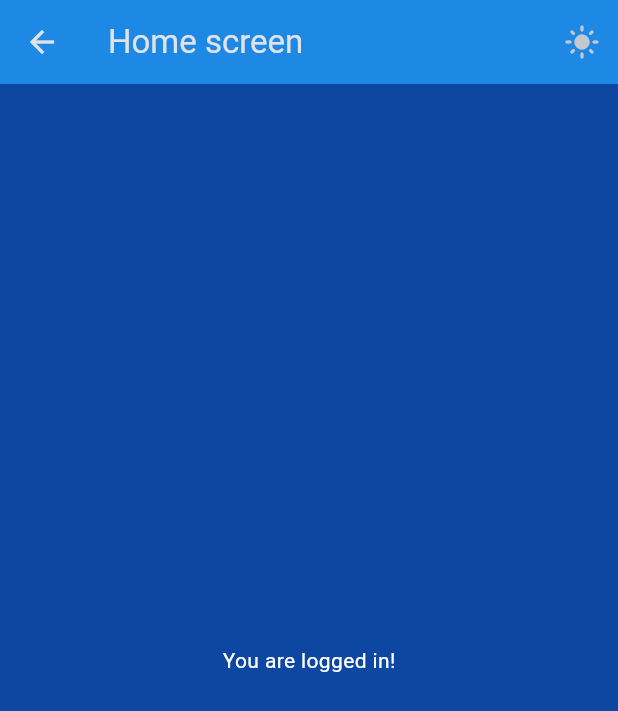
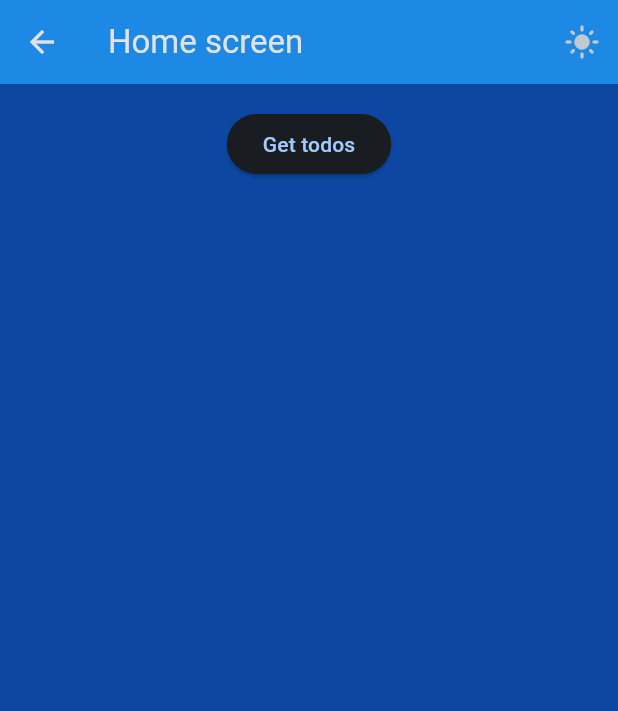
Before and after one commit to dragospaulpop/csb-2025-course-4, a Flutter app: the HomeScreen screen opened by its route, after a tap on the "dark mode" icon, on a phone screen of 412 x 824 dp. Shown: the top 711 px of the screen. Run offline on Flutter 3.47's test engine with Material 3 defaults, Android fonts, the phone set to English and light mode, and no system bars; our stand-ins replace google_fonts, shared_preferences; accounts and stored records are empty; network calls fail.

Commit message:
feat: Initialize new Flutter project with `http` and `shared_preferences` dependencies, dark mode toggle, and basic routing.

```diff
--- /dev/null
+++ b/devtools_options.yaml
@@ -0,0 +1,3 @@
+description: This file stores settings for Dart & Flutter DevTools.
+documentation: https://docs.flutter.dev/tools/devtools/extensions#configure-extension-enablement-states
+extensions:
--- a/lib/main.dart
+++ b/lib/main.dart
@@ -1,5 +1,9 @@
+import 'dart:convert';
+
 import 'package:flutter/material.dart';
 import 'package:google_fonts/google_fonts.dart';
+import 'package:http/http.dart' as http;
+import 'package:shared_preferences/shared_preferences.dart';
 
 void main() {
   runApp(const MainApp());
@@ -14,10 +18,25 @@ class MainApp extends StatefulWidget {
 
 class _MainAppState extends State<MainApp> {
   bool isDarkMode = false;
+  late SharedPreferences preferences;
+
+  @override
+  void initState() {
+    super.initState();
+    initSharedPreferences();
+  }
+
+  void initSharedPreferences() async {
+    preferences = await SharedPreferences.getInstance();
+    setState(() {
+      isDarkMode = preferences.getBool('isDarkMode') ?? false;
+    });
+  }
 
   void toggleDarkMode() {
     setState(() {
       isDarkMode = !isDarkMode;
+      preferences.setBool('isDarkMode', isDarkMode);
     });
   }
 
@@ -124,11 +143,13 @@ class WelcomeScreen extends StatelessWidget {
         title: title,
       ),
       body: Center(
+        child: SingleChildScrollView(
           child: Column(
             mainAxisAlignment: MainAxisAlignment.spaceAround,
+            crossAxisAlignment: CrossAxisAlignment.center,
             children: [
-            Text("Hello", style: Theme.of(context).textTheme.headlineLarge),
-            // SizedBox(height: 16.0),
+              for (int i = 0; i < 1; i++) ExampleRow(),
+
               Image.network(
                 "https://images.unsplash.com/photo-1765220066469-54d4efe41ca5?q=80&w=768&auto=format&fit=crop&ixlib=rb-4.1.0&ixid=M3wxMjA3fDB8MHxwaG90by1wYWdlfHx8fGVufDB8fHx8fA%3D%3D",
                 loadingBuilder:
@@ -154,7 +175,6 @@ class WelcomeScreen extends StatelessWidget {
                   );
                 },
               ),
-            // SizedBox(height: 16.0),
               ElevatedButton(
                 onPressed: () {
                   Navigator.pushNamed(context, '/login');
@@ -164,6 +184,41 @@ class WelcomeScreen extends StatelessWidget {
             ],
           ),
         ),
+      ),
+    );
+  }
+}
+
+class ExampleRow extends StatelessWidget {
+  const ExampleRow({super.key});
+
+  @override
+  Widget build(BuildContext context) {
+    return Row(
+      mainAxisAlignment: MainAxisAlignment.center,
+      mainAxisSize: MainAxisSize.max,
+      children: [
+        Expanded(
+          flex: 1,
+          child: Container(
+            decoration: BoxDecoration(border: Border.all(color: Colors.black)),
+            child: Text(
+              "Hello",
+              style: Theme.of(context).textTheme.headlineLarge,
+            ),
+          ),
+        ),
+        Expanded(
+          flex: 1,
+          child: Container(
+            decoration: BoxDecoration(border: Border.all(color: Colors.black)),
+            child: Text(
+              "Another Hello",
+              style: Theme.of(context).textTheme.headlineLarge,
+            ),
+          ),
+        ),
+      ],
     );
   }
 }
@@ -304,7 +359,122 @@ class HomeScreen extends StatelessWidget {
         toggleDarkMode: toggleDarkMode,
         title: title,
       ),
-      body: Center(child: Text("You are logged in!")),
+      body: TodoList(),
     );
   }
 }
+
+class TodoList extends StatefulWidget {
+  const TodoList({super.key});
+
+  @override
+  State<TodoList> createState() => _TodoListState();
+}
+
+class Todo {
+  final int userId;
+  final int id;
+  final String title;
+  final bool completed;
+
+  Todo({
+    required this.userId,
+    required this.id,
+    required this.title,
+    required this.completed,
+  });
+}
+
+class _TodoListState extends State<TodoList> {
+  List<Todo> todos = [];
+
+  Future<void> getTodos() async {
+    final response = await http.get(
+      Uri.parse('https://jsonplaceholder.typicode.com/todos'),
+    );
+
+    if (response.statusCode == 200) {
+      dynamic items = jsonDecode(response.body);
+      List<Todo> intermediatTodos = [];
+      items.forEach((item) {
+        intermediatTodos.add(
+          Todo(
+            userId: item['userId'],
+            id: item['id'],
+            title: item['title'],
+            completed: item['completed'],
+          ),
+        );
+      });
+
+      setState(() {
+        todos.clear();
+        todos.addAll([...intermediatTodos]);
+      });
+    }
+  }
+
+  @override
+  Widget build(BuildContext context) {
+    return SizedBox(
+      width: double.infinity,
+      child: Column(
+        crossAxisAlignment: CrossAxisAlignment.center,
+
+        mainAxisSize: MainAxisSize.max,
+        children: [
+          SizedBox(height: 16.0),
+          ElevatedButton(onPressed: getTodos, child: Text("Get todos")),
+          Expanded(
+            child: ListView.separated(
+              itemCount: todos.length,
+              itemBuilder: (context, index) {
+                return Row(
+                  children: [
+                    Padding(
+                      padding: const EdgeInsets.all(8.0),
+                      child: Text(
+                        todos[index].id.toString(),
+                        style: Theme.of(context).textTheme.bodySmall,
+                      ),
+                    ),
+                    Expanded(
+                      child: Padding(
+                        padding: const EdgeInsets.all(8.0),
+                        child: Column(
+                          crossAxisAlignment: CrossAxisAlignment.start,
+                          children: [
+                            Text(
+                              todos[index].title,
+                              style: Theme.of(context).textTheme.titleMedium,
+                            ),
+                            Text(
+                              "User ID: ${todos[index].userId}",
+                              style: Theme.of(context).textTheme.bodySmall,
+                            ),
+                          ],
+                        ),
+                      ),
+                    ),
+                    Padding(
+                      padding: const EdgeInsets.all(8.0),
+                      child: Icon(
+                        size: 16,
+                        todos[index].completed ? Icons.check : Icons.close,
+                        color: todos[index].completed
+                            ? Colors.green
+                            : Colors.red,
+                      ),
+                    ),
+                  ],
+                );
+              },
+              separatorBuilder: (BuildContext context, int index) =>
+                  const Divider(),
+            ),
+          ),
+        ],
+      ),
+    );
+  }
+}
--- a/pubspec.yaml
+++ b/pubspec.yaml
@@ -10,6 +10,8 @@ dependencies:
   flutter:
     sdk: flutter
   google_fonts: ^6.3.3
+  http: ^1.6.0
+  shared_preferences: ^2.5.4
 
 dev_dependencies:
   flutter_test:
```
Also changed, not shown: pubspec.lock, 1 other file. Lines whose indentation alone changed are shown as unchanged.
